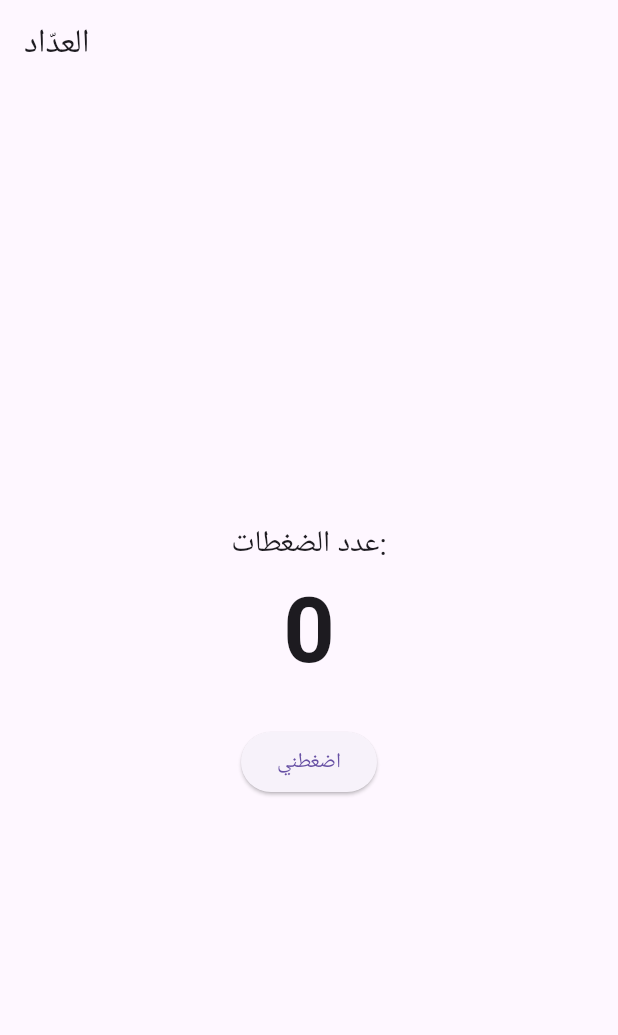
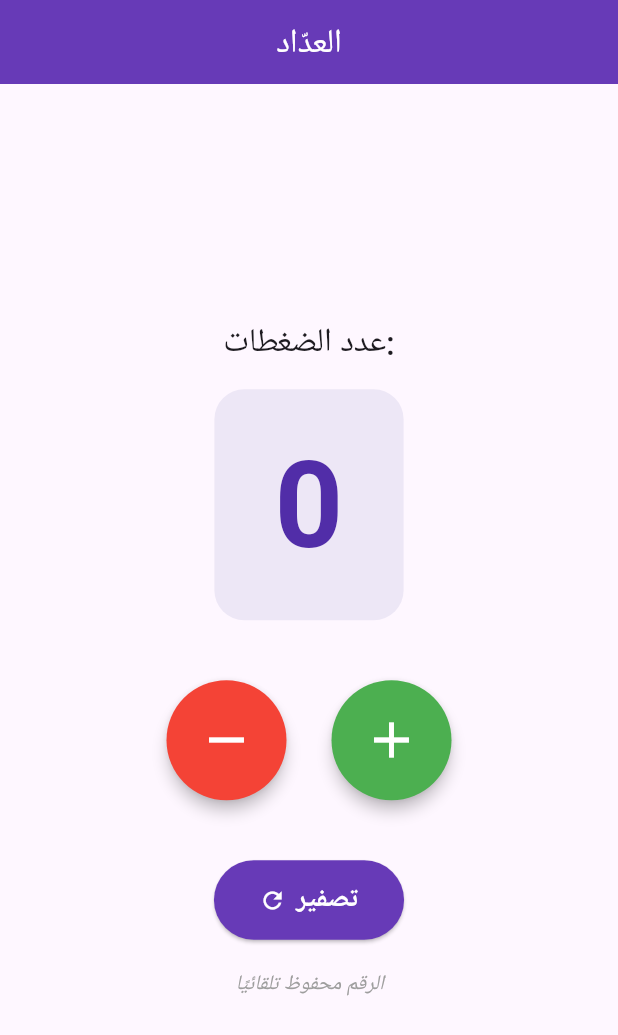
Before and after one commit to tajalsir2026-byte/fullter, a Flutter app: the screen it shows after launch, on a phone screen of 412 x 824 dp. Shown: the top 1035 px of the screen. Run offline on Flutter 3.47's test engine with Material 3 defaults, Android fonts, the light colour scheme and no system bars; our stand-ins replace shared_preferences.

Commit message:
Update main.dart

```diff
--- a/lib/main.dart
+++ b/lib/main.dart
@@ -1,4 +1,5 @@
 import 'package:flutter/material.dart';
+import 'package:shared_preferences/shared_preferences.dart';
 
 void main() {
   runApp(const MyApp());
@@ -10,9 +11,12 @@ class MyApp extends StatelessWidget {
   @override
   Widget build(BuildContext context) {
     return MaterialApp(
-      title: 'تطبيقي الأول',
+      title: 'العدّاد',
       debugShowCheckedModeBanner: false,
-      theme: ThemeData(primarySwatch: Colors.blue),
+      theme: ThemeData(
+        primarySwatch: Colors.deepPurple,
+        useMaterial3: true,
+      ),
       home: const CounterPage(),
     );
   }
@@ -27,37 +31,157 @@ class CounterPage extends StatefulWidget {
 
 class _CounterPageState extends State<CounterPage> {
   int count = 0;
+  static const String key = 'saved_count';
 
-  void increment() {
+  @override
+  void initState() {
+    super.initState();
+    _loadCount();
+  }
+
+  // تحميل الرقم المحفوظ
+  Future<void> _loadCount() async {
+    final prefs = await SharedPreferences.getInstance();
+    setState(() {
+      count = prefs.getInt(key) ?? 0;
+    });
+  }
+
+  // حفظ الرقم
+  Future<void> _saveCount() async {
+    final prefs = await SharedPreferences.getInstance();
+    await prefs.setInt(key, count);
+  }
+
+  void _increment() {
     setState(() {
       count++;
     });
+    _saveCount();
+  }
+
+  void _decrement() {
+    setState(() {
+      if (count > 0) count--;
+    });
+    _saveCount();
+  }
+
+  void _reset() {
+    setState(() {
+      count = 0;
+    });
+    _saveCount();
   }
 
   @override
   Widget build(BuildContext context) {
     return Scaffold(
-      appBar: AppBar(title: const Text('العدّاد')),
+      appBar: AppBar(
+        title: const Text('العدّاد'),
+        centerTitle: true,
+        backgroundColor: Colors.deepPurple,
+        foregroundColor: Colors.white,
+      ),
       body: Center(
         child: Column(
           mainAxisAlignment: MainAxisAlignment.center,
           children: [
-            const Text('عدد الضغطات:', style: TextStyle(fontSize: 20)),
-            Text(
-              '$count',
-              style: const TextStyle(
-                fontSize: 60,
-                fontWeight: FontWeight.bold,
+            const Text(
+              'عدد الضغطات:',
+              style: TextStyle(fontSize: 22, fontWeight: FontWeight.w500),
+            ),
+            const SizedBox(height: 15),
+            Container(
+              padding: const EdgeInsets.symmetric(horizontal: 40, vertical: 20),
+              decoration: BoxDecoration(
+                color: Colors.deepPurple.shade50,
+                borderRadius: BorderRadius.circular(20),
+              ),
+              child: Text(
+                '$count',
+                style: TextStyle(
+                  fontSize: 80,
+                  fontWeight: FontWeight.bold,
+                  color: Colors.deepPurple.shade700,
+                ),
               ),
             ),
+            const SizedBox(height: 40),
+
+            // أزرار الزيادة والنقصان
+            Row(
+              mainAxisAlignment: MainAxisAlignment.center,
+              children: [
+                // زر النقصان
+                _buildRoundButton(
+                  icon: Icons.remove,
+                  color: Colors.red,
+                  onTap: _decrement,
+                ),
+                const SizedBox(width: 30),
+                // زر الزيادة
+                _buildRoundButton(
+                  icon: Icons.add,
+                  color: Colors.green,
+                  onTap: _increment,
+                ),
+              ],
+            ),
+
+            const SizedBox(height: 40),
+
+            // زر التصفير
+            ElevatedButton.icon(
+              onPressed: _reset,
+              icon: const Icon(Icons.refresh),
+              label: const Text('تصفير'),
+              style: ElevatedButton.styleFrom(
+                backgroundColor: Colors.deepPurple,
+                foregroundColor: Colors.white,
+                padding: const EdgeInsets.symmetric(
+                  horizontal: 30,
+                  vertical: 14,
+                ),
+                textStyle: const TextStyle(
+                  fontSize: 18,
+                  fontWeight: FontWeight.bold,
+                ),
+              ),
+            ),
+
             const SizedBox(height: 20),
-            ElevatedButton(
-              onPressed: increment,
-              child: const Text('اضغطني'),
+            const Text(
+              'الرقم محفوظ تلقائيًا',
+              style: TextStyle(
+                fontSize: 14,
+                color: Colors.grey,
+                fontStyle: FontStyle.italic,
+              ),
             ),
           ],
         ),
       ),
     );
   }
+
+  Widget _buildRoundButton({
+    required IconData icon,
+    required Color color,
+    required VoidCallback onTap,
+  }) {
+    return Material(
+      color: color,
+      shape: const CircleBorder(),
+      elevation: 4,
+      child: InkWell(
+        onTap: onTap,
+        customBorder: const CircleBorder(),
+        child: Padding(
+          padding: const EdgeInsets.all(20),
+          child: Icon(icon, size: 40, color: Colors.white),
+        ),
+      ),
+    );
+  }
 }
```
